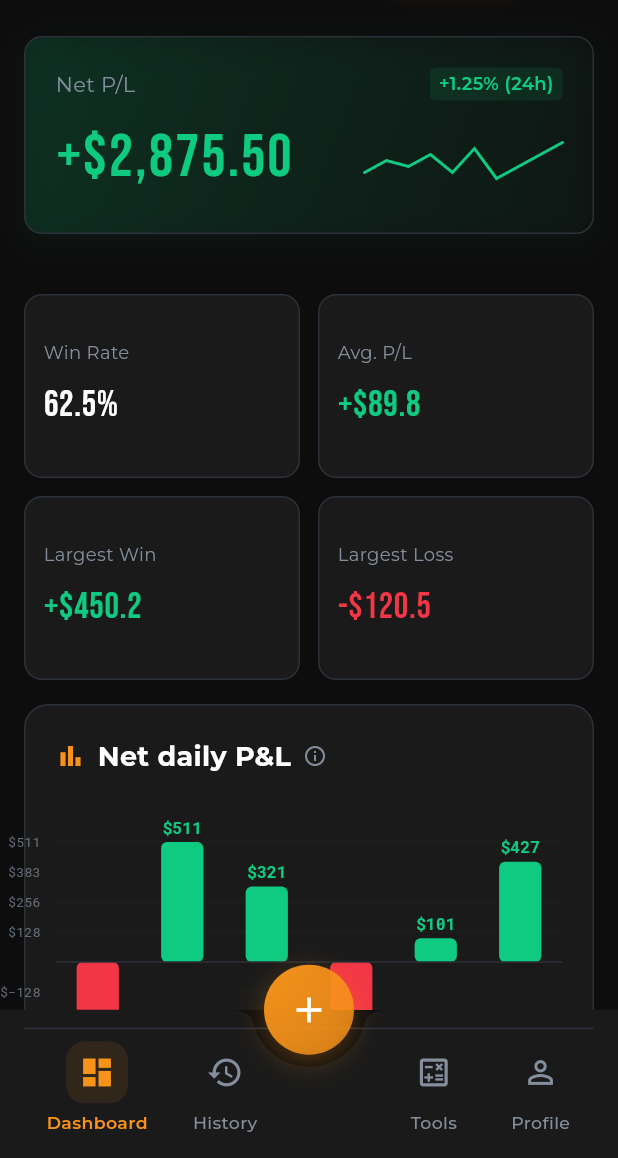
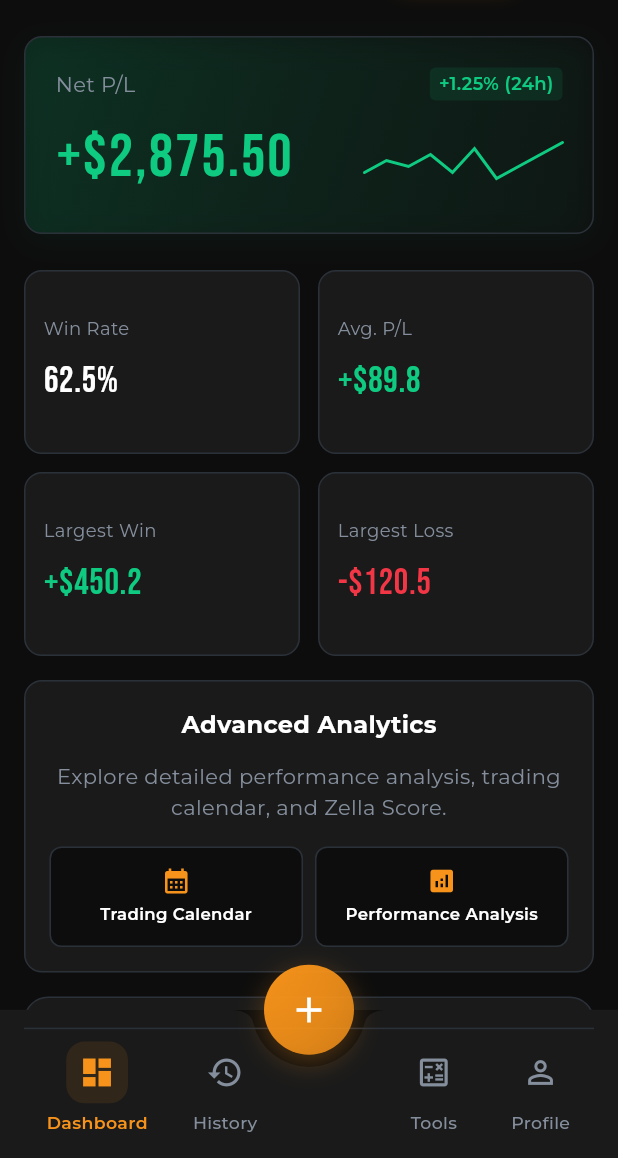
Before and after one commit to jack7141/Trade-up, a Flutter app: the screen it shows after launch, on a phone screen of 412 x 824 dp, the part 78-1236 px from its top. Run offline on Flutter 3.47's test engine with Material 3 defaults, Android fonts, the phone set to English and light mode, and no system bars; our stand-ins replace dio, flutter_riverpod, flutter_secure_storage, go_router, google_fonts.

Commit message:
Update dashboard_screen.dart

```diff
--- a/lib/features/dashboard/view/dashboard_screen.dart
+++ b/lib/features/dashboard/view/dashboard_screen.dart
@@ -32,10 +32,13 @@ class _DashboardScreenState extends ConsumerState<DashboardScreen> {
             SliverToBoxAdapter(child: _buildHeader()),
             // 1. 총 손익 (가장 중요)
             SliverToBoxAdapter(child: const NetPlCardWidget()),
-            const SliverToBoxAdapter(child: SizedBox(height: 16)),
 
             // 2. 핵심 지표
             SliverToBoxAdapter(child: MetricsWidget()),
+            const SliverToBoxAdapter(child: SizedBox(height: 16)),
+
+            // 고급 기능들은 별도 탭/페이지로 이동
+            SliverToBoxAdapter(child: _buildAdvancedFeaturesCard()),
             const SliverToBoxAdapter(child: SizedBox(height: 16)),
 
             // 3. Daily P&L (간단한 차트)
@@ -65,12 +68,7 @@ class _DashboardScreenState extends ConsumerState<DashboardScreen> {
               ),
             ),
             SliverToBoxAdapter(child: const RecentTradeWidget()),
-
-            // 고급 기능들은 별도 탭/페이지로 이동
-            const SliverToBoxAdapter(child: SizedBox(height: 16)),
-            SliverToBoxAdapter(child: _buildAdvancedFeaturesCard()),
-
-            const SliverToBoxAdapter(child: SizedBox(height: 100)), // 하단 여백
+            const SliverToBoxAdapter(child: SizedBox(height: 32)), // 하단 여백
           ],
         ),
       ),
```
